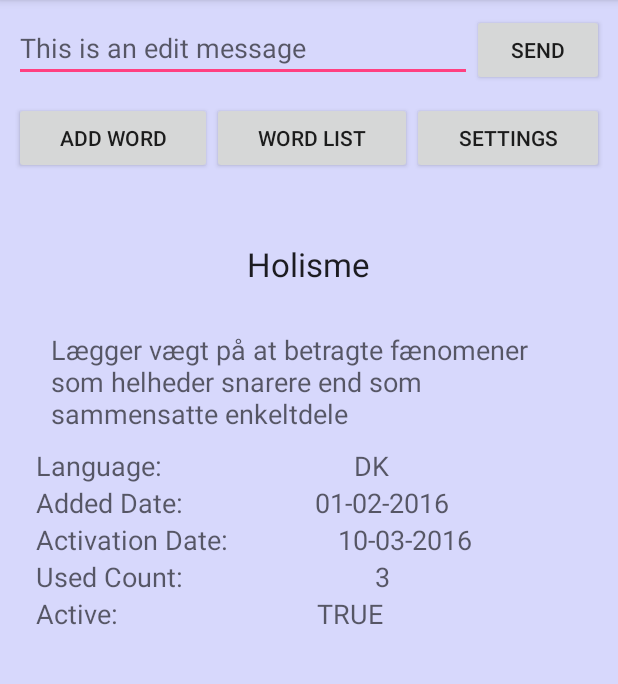
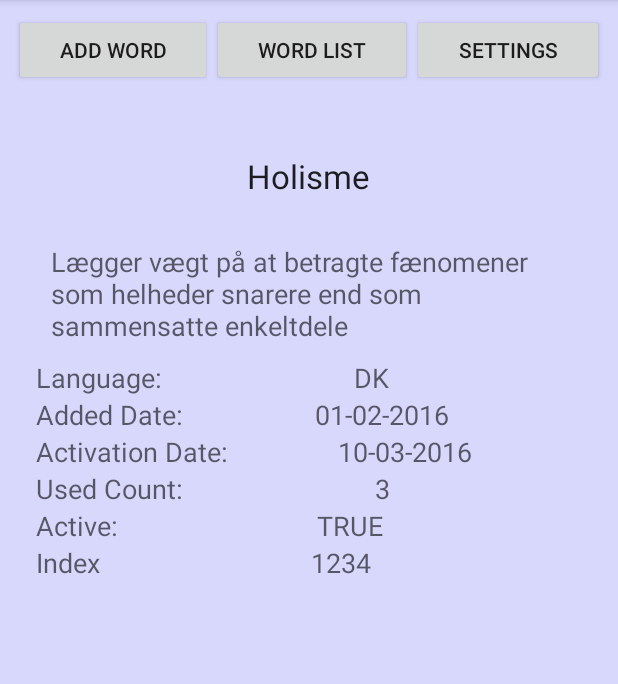
Before and after one commit to Wikzo/android_wordOfTheDay, an Android app: the screen it shows after launch (MainActivity), on a phone screen of 412 x 824 dp, the part 84-768 px from its top. Run offline under Robolectric (Android 15) with nearby library versions, the light colour scheme and no system bars; network calls fail; 3 statements that could not run were skipped.

Commit message:
Can now update and re-save the words

```diff
--- a/WordoftheDay/app/src/main/AndroidManifest.xml
+++ b/WordoftheDay/app/src/main/AndroidManifest.xml
@@ -18,7 +18,7 @@
             </intent-filter>
         </activity>
         <activity
-            android:name=".DisplayMessageActivity"
+            android:name=".WordListActivity"
             android:label="@string/title_activity_display_message"
             android:parentActivityName=".MainActivity"
             android:theme="@style/AppTheme.NoActionBar">
--- a/WordoftheDay/app/src/main/java/net/gustavdahl/wordoftheday/MainActivity.java
+++ b/WordoftheDay/app/src/main/java/net/gustavdahl/wordoftheday/MainActivity.java
@@ -4,8 +4,9 @@ import android.content.Intent;
 import android.support.v7.app.AppCompatActivity;
 import android.os.Bundle;
 import android.view.View;
-import android.widget.EditText;
 import android.widget.TextView;
+
+import org.json.JSONException;
 
 public class MainActivity extends AppCompatActivity
 {
@@ -20,8 +21,20 @@ public class MainActivity extends AppCompatActivity
         super.onCreate(savedInstanceState);
         setContentView(R.layout.activity_main);
 
+        try
+        {
+            WordListActivity.InitializeJsonWords();
+        } catch (JSONException e)
+        {
+            e.printStackTrace();
+        }
 
+        WordListActivity.SetCurrentWord();
+        UpdateCurrentWord();
+    }
 
+    private void UpdateCurrentWord()
+    {
         if (CurrentWord != null)
         {
             TextView wordTextView = (TextView)findViewById(R.id.word_name);
@@ -31,6 +44,7 @@ public class MainActivity extends AppCompatActivity
             TextView activationDateTextView = (TextView)findViewById(R.id.word_activationDate);
             TextView useCountTextView = (TextView)findViewById(R.id.word_useCount);
             TextView activeTextView = (TextView)findViewById(R.id.word_active);
+            TextView indexTextView = (TextView)findViewById(R.id.word_index);
 
             wordTextView.setText(CurrentWord.getWord());
             meaningTextView.setText(CurrentWord.getMeaning());
@@ -39,15 +53,24 @@ public class MainActivity extends AppCompatActivity
             activationDateTextView.setText(CurrentWord.getActivationDate());
             useCountTextView.setText(Integer.toString(CurrentWord.getUsedCount()));
             activeTextView.setText(String.valueOf(CurrentWord.getActive()));
+            indexTextView.setText(String.valueOf(CurrentWord.getIndex()));
         }
     }
 
     public void sendMessage(View view)
     {
-        Intent intent = new Intent(this, DisplayMessageActivity.class);
-        EditText editText = (EditText)findViewById(R.id.edit_message);
-        String message = editText.getText().toString();
+        Intent intent = new Intent(this, WordListActivity.class);
+        String message = "test_message";
         intent.putExtra(EXTRA_MESSAGE, message);
         startActivity(intent);
     }
+
+    public void EditCurrentWord(View view)
+    {
+        CurrentWord.setUsedCount(CurrentWord.getUsedCount() + 1);
+
+        UpdateCurrentWord();
+
+
+    }
 }
--- a/WordoftheDay/app/src/main/java/net/gustavdahl/wordoftheday/Word.java
+++ b/WordoftheDay/app/src/main/java/net/gustavdahl/wordoftheday/Word.java
@@ -1,7 +1,24 @@
 package net.gustavdahl.wordoftheday;
+
+import org.json.JSONException;
+import org.json.JSONObject;
+
+import java.util.ArrayList;
 
 public class Word
 {
+    private static ArrayList<Word> allWordObjects = new ArrayList<Word>();
+    private static ArrayList<String> allWordsAlreadyAdded = new ArrayList<String>();
+
+    public static final String JsonWord = "word";
+    public static final String JsonMeaning = "meaning";
+    public static final String JsonLanguage = "language";
+    public static final String JsonAddedDate = "added-date";
+    public static final String JsonActivationDate = "activation-date";
+    public static final String JsonUsedCount = "used-count";
+    public static final String JsonActive = "active";
+    public static final String JsonIndex = "index";
+
     private String word;
     private String meaning;
     private String language;
@@ -9,6 +26,7 @@ public class Word
     private String activationDate;
     private int usedCount;
     private boolean active;
+    private int index;
 
     public Word(String word,
                            String meaning,
@@ -16,7 +34,7 @@ public class Word
                            String addedDate,
                            String activationDate,
                            int usedCount,
-                           boolean active)
+                           boolean active, int index)
     {
         this.word = word;
         this.meaning = meaning;
@@ -25,8 +43,39 @@ public class Word
         this.activationDate = activationDate;
         this.usedCount = usedCount;
         this.active = active;
+        this.index = index;
+
 
         // TODO: be able to handle null/empty data!
+    }
+
+    public static void AddWord(Word word)
+    {
+        if (!allWordsAlreadyAdded.contains(word.getWord()))
+        {
+            allWordsAlreadyAdded.add(word.getWord());
+            getAllWordObjects().add(word);
+        }
+    }
+
+    public static ArrayList<Word> getAllWordObjects()
+    {
+        return allWordObjects;
+    }
+
+    public JSONObject ToJsonObject() throws JSONException
+    {
+        JSONObject json = new JSONObject();
+        json.put(JsonWord, this.word);
+        json.put(JsonMeaning, this.meaning);
+        json.put(JsonLanguage, this.language);
+        json.put(JsonAddedDate, this.addedDate);
+        json.put(JsonActivationDate, this.activationDate);
+        json.put(JsonUsedCount, this.usedCount);
+        json.put(JsonActive, this.active);
+        json.put(JsonIndex, this.index);
+
+        return json;
     }
 
     @Override
@@ -104,4 +153,9 @@ public class Word
     {
         this.active = active;
     }
+
+    public int getIndex()
+    {
+        return index;
+    }
 }
--- a/WordoftheDay/app/src/main/res/layout/activity_display_message.xml
+++ b/WordoftheDay/app/src/main/res/layout/activity_display_message.xml
@@ -6,7 +6,7 @@
     android:layout_width="match_parent"
     android:layout_height="match_parent"
     android:fitsSystemWindows="true"
-    tools:context="net.gustavdahl.wordoftheday.DisplayMessageActivity">
+    tools:context=".WordListActivity">
 
     <android.support.design.widget.AppBarLayout
         android:layout_width="match_parent"
--- a/WordoftheDay/app/src/main/res/layout/activity_main.xml
+++ b/WordoftheDay/app/src/main/res/layout/activity_main.xml
@@ -17,26 +17,6 @@
 
         <LinearLayout
             android:orientation="horizontal"
-            android:layout_width="match_parent"
-            android:layout_height="match_parent"
-            android:padding="5dp">
-
-            <EditText android:id="@+id/edit_message"
-                      android:layout_width="wrap_content"
-                      android:layout_height="wrap_content"
-                      android:hint="@string/edit_message"
-                      android:layout_weight="1"/>
-
-            <Button
-                android:layout_width="wrap_content"
-                android:layout_height="wrap_content"
-                android:text="@string/button_send"
-                android:onClick="sendMessage"
-                />
-        </LinearLayout>
-
-        <LinearLayout
-            android:orientation="horizontal"
             android:layout_width="fill_parent"
             android:layout_height="wrap_content"
             android:padding="5dp">
@@ -53,7 +33,8 @@
                 android:layout_height="wrap_content"
                 android:text="Word List"
                 android:id="@+id/button2"
-                android:layout_weight="1"/>
+                android:layout_weight="1"
+                android:onClick="sendMessage"/>
 
             <Button
                 android:layout_width="wrap_content"
@@ -77,7 +58,8 @@
             android:text="Holisme"
             android:id="@+id/word_name"
             android:layout_gravity="center"
-            android:padding="20dp"/>
+            android:padding="20dp"
+            android:onClick="EditCurrentWord"/>
 
         <TextView
             android:layout_width="wrap_content"
@@ -207,6 +189,29 @@
                 android:layout_weight="1"/>
         </LinearLayout>
 
+        <LinearLayout
+            android:orientation="horizontal"
+            android:layout_width="match_parent"
+            android:layout_height="wrap_content"
+            android:layout_weight="0">
+
+            <TextView
+                android:layout_width="wrap_content"
+                android:layout_height="wrap_content"
+                android:textAppearance="?android:attr/textAppearanceMedium"
+                android:text="Index"
+                android:id="@+id/textView2"
+                android:layout_weight="1"/>
+
+            <TextView
+                android:layout_width="wrap_content"
+                android:layout_height="wrap_content"
+                android:textAppearance="?android:attr/textAppearanceMedium"
+                android:text="1234"
+                android:id="@+id/word_index"
+                android:layout_weight="1"/>
+        </LinearLayout>
+
     </LinearLayout>
 
 </LinearLayout>
```
Also changed, not shown: WordoftheDay/app/src/main/java/net/gustavdahl/wordoftheday/WordListActivity.java (renamed from WordoftheDay/app/src/main/java/net/gustavdahl/wordoftheday/DisplayMessageActivity.java, +97 -60 lines), WordoftheDay/app/src/main/res/layout/content_display_message.xml (+9 -14 lines).
